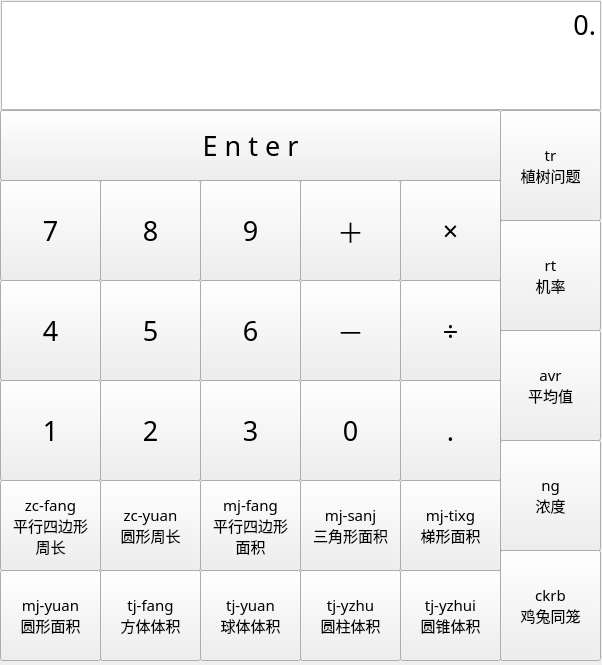
This is Window/Window.ui in mrczf/friendly as Qt 5 draws it before an edit. The edited form follows.
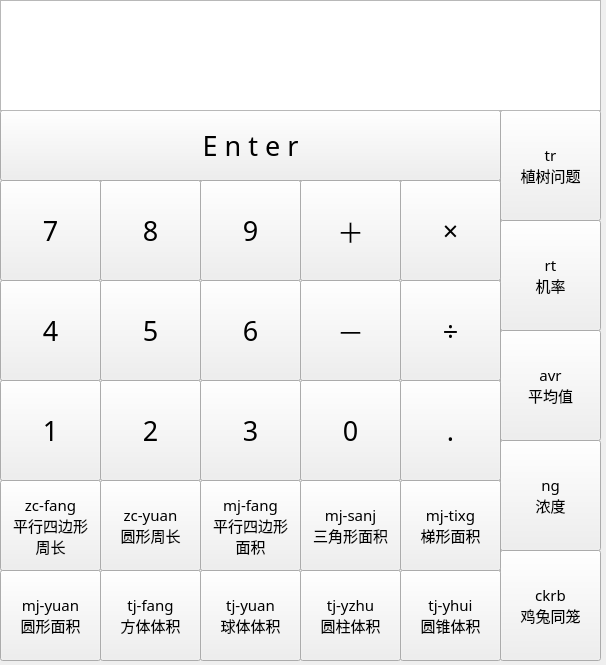
This is the edited form.

```diff
--- a/Window/Window.ui
+++ b/Window/Window.ui
@@ -6,13 +6,22 @@
    <rect>
     <x>0</x>
     <y>0</y>
-    <width>602</width>
+    <width>606</width>
     <height>665</height>
    </rect>
   </property>
   <property name="windowTitle">
    <string>MainWindow</string>
   </property>
+  <property name="iconSize">
+   <size>
+    <width>30</width>
+    <height>30</height>
+   </size>
+  </property>
+  <property name="toolButtonStyle">
+   <enum>Qt::ToolButtonIconOnly</enum>
+  </property>
   <widget class="QWidget" name="centralwidget">
    <widget class="QPushButton" name="tr">
     <property name="geometry">
@@ -133,7 +142,7 @@
      </font>
     </property>
     <property name="text">
-     <string>tj-yzhui
+     <string>tj-yhui
 圆锥体积</string>
     </property>
    </widget>
@@ -338,29 +347,6 @@
      <string>E n t e r</string>
     </property>
    </widget>
-   <widget class="QTextEdit" name="msgbox">
-    <property name="geometry">
-     <rect>
-      <x>1</x>
-      <y>1</y>
-      <width>600</width>
-      <height>109</height>
-     </rect>
-    </property>
-    <property name="font">
-     <font>
-      <family>Corbel Light</family>
-      <pointsize>20</pointsize>
-     </font>
-    </property>
-    <property name="html">
-     <string>&lt;!DOCTYPE HTML PUBLIC &quot;-//W3C//DTD HTML 4.0//EN&quot; &quot;http://www.w3.org/TR/REC-html40/strict.dtd&quot;&gt;
-&lt;html&gt;&lt;head&gt;&lt;meta name=&quot;qrichtext&quot; content=&quot;1&quot; /&gt;&lt;style type=&quot;text/css&quot;&gt;
-p, li { white-space: pre-wrap; }
-&lt;/style&gt;&lt;/head&gt;&lt;body style=&quot; font-family:'Corbel Light'; font-size:20pt; font-weight:400; font-style:normal;&quot;&gt;
-&lt;p align=&quot;right&quot; style=&quot; margin-top:12px; margin-bottom:12px; margin-left:0px; margin-right:0px; -qt-block-indent:0; text-indent:0px;&quot;&gt;&lt;span style=&quot; font-family:'SimSun';&quot;&gt;0.&lt;/span&gt;&lt;/p&gt;&lt;/body&gt;&lt;/html&gt;</string>
-    </property>
-   </widget>
    <widget class="QPushButton" name="key7">
     <property name="geometry">
      <rect>
@@ -646,6 +632,26 @@
      <string>÷</string>
     </property>
    </widget>
+   <widget class="QPlainTextEdit" name="plainTextEdit">
+    <property name="geometry">
+     <rect>
+      <x>0</x>
+      <y>0</y>
+      <width>601</width>
+      <height>111</height>
+     </rect>
+    </property>
+    <property name="font">
+     <font>
+      <family>Microsoft JhengHei Light</family>
+      <pointsize>18</pointsize>
+     </font>
+    </property>
+    <property name="plainText">
+     <string>
+</string>
+    </property>
+   </widget>
   </widget>
  </widget>
  <resources/>
```
Left out of the diff: 4 changed lines with no effect on the pictures.
